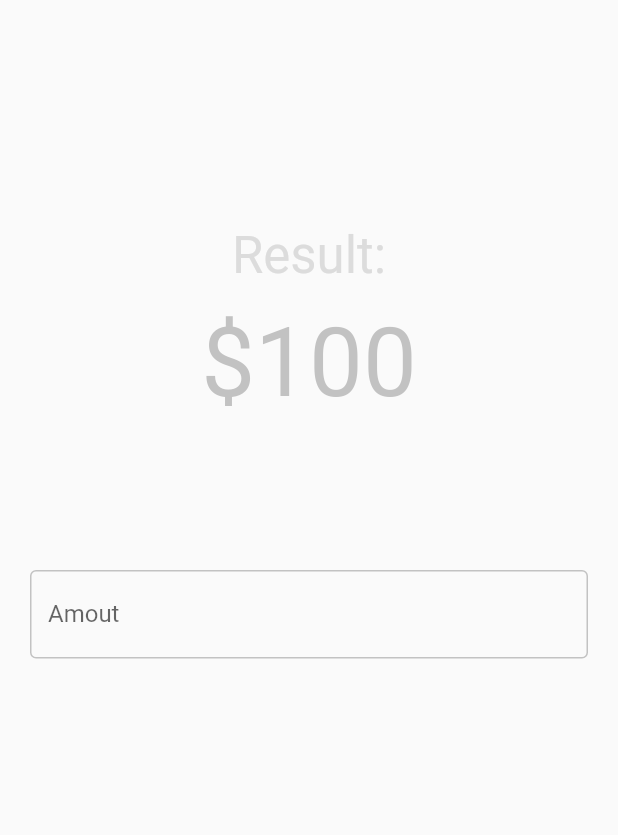
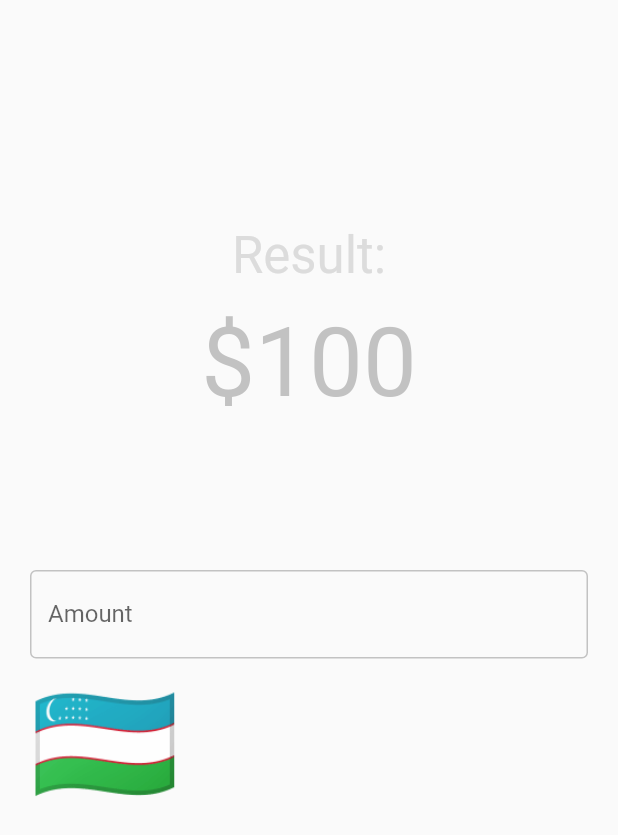
Before and after one commit to ogabek0909/simple_currency_converter, a Flutter app: the screen it shows after launch, on a phone screen of 412 x 824 dp. Shown: the top 835 px of the screen. Run offline on Flutter 3.47's test engine with Material 2 defaults, Android fonts, the phone set to English and light mode, and no system bars.

Commit message:
UZB flag

```diff
--- a/lib/main.dart
+++ b/lib/main.dart
@@ -45,11 +45,22 @@ class _MyAppState extends State<MyApp> {
               padding: const EdgeInsets.only(top: 100, left: 20, right: 20),
               child: TextField(
                 decoration: InputDecoration(
-                    label: Text('Amout'),
+                    label: Text('Amount'),
                     border: OutlineInputBorder(),
                     enabledBorder: OutlineInputBorder(
                         borderSide: BorderSide(
                             color: Color.fromARGB(100, 107, 107, 107)))),
+              ),
+            ),
+            Padding(
+              padding: const EdgeInsets.symmetric(vertical: 10, horizontal: 20),
+              child: Row(
+                children: [
+                  Text(
+                    '🇺🇿',
+                    style: TextStyle(fontSize: 80),
+                  )
+                ],
               ),
             )
           ],
```
